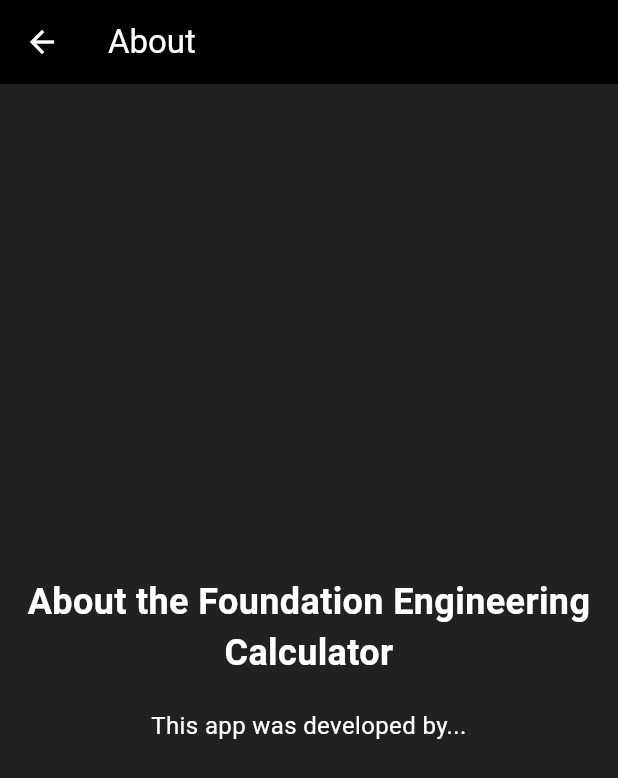
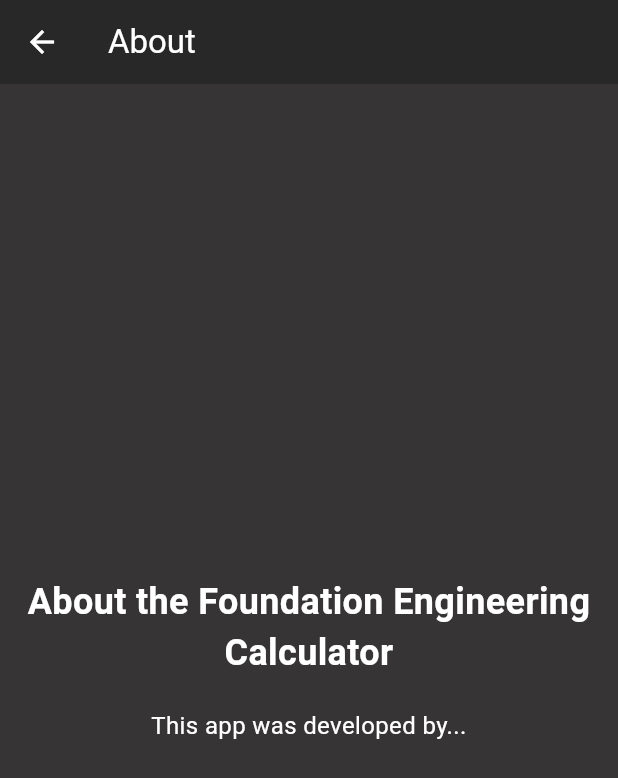
Before and after one commit to raymunddd/foundcalc, a Flutter app: the screen it shows after launch, after a tap on "Analysis", after a tap on the "menu" icon, after a tap on "About", on a phone screen of 412 x 824 dp. Shown: the top 778 px of the screen. Run offline on Flutter 3.47's test engine with Material 3 defaults, Android fonts, the phone set to English and light mode, and no system bars.

Commit message:
Changed some bg colorsss

```diff
--- a/foundcalc/lib/pages/about_page.dart
+++ b/foundcalc/lib/pages/about_page.dart
@@ -4,12 +4,12 @@ class AboutPage extends StatelessWidget {
   @override
   Widget build(BuildContext context) {
     return Scaffold(
-      backgroundColor: Color(0xFF212121),
+      backgroundColor: Color(0xFF363434),
       appBar: AppBar(
         title: Text("About",
           style: TextStyle(color: Colors.white),
         ),
-        backgroundColor: Colors.black,
+        backgroundColor: Color(0xFF292828),
       ),
       body: Center(
         child: Padding(
--- a/foundcalc/lib/pages/analysis_page.dart
+++ b/foundcalc/lib/pages/analysis_page.dart
@@ -81,13 +81,13 @@ class _AnalysisPageState extends State<AnalysisPage> {
   @override
   Widget build(BuildContext context) {
     return Scaffold(
-      backgroundColor: Color(0xFF212121),
+      backgroundColor: Color(0xFF363434),
       appBar: AppBar(
         title: Text(
           widget.title,
           style: TextStyle(color: Colors.white),
         ),
-        backgroundColor: Colors.black,
+        backgroundColor: Color(0xFF363434),
       ),
       body: Padding(
         padding: const EdgeInsets.all(16.0),
--- a/foundcalc/lib/pages/design_page.dart
+++ b/foundcalc/lib/pages/design_page.dart
@@ -27,13 +27,13 @@ with AutomaticKeepAliveClientMixin<DesignPage> {
   Widget build(BuildContext context) {
     super.build(context); // Call super.build
     return Scaffold(
-      backgroundColor: Color(0xFF212121),
+      backgroundColor: Color(0xFF363434),
       appBar: AppBar(
         title: Text(
           widget.title,
           style: TextStyle(color: Colors.white)
         ),
-        backgroundColor: Colors.black,
+        backgroundColor: Color(0xFF363434),
       ),
       body: Center(
         child: Text(
--- a/foundcalc/lib/tab_home.dart
+++ b/foundcalc/lib/tab_home.dart
@@ -172,7 +172,7 @@ class _TabbedHomePageState extends State<TabbedHomePage>
         title: Text('Foundation Calculator Tabs',
           style: TextStyle(color: Colors.white),
         ),
-        backgroundColor: Colors.black,
+        backgroundColor: Color(0xFF292828),
         bottom: TabBar(
           controller: _tabController,
           isScrollable: true, // Allow scrolling for many tabs
@@ -214,16 +214,17 @@ class _TabbedHomePageState extends State<TabbedHomePage>
         ),
         ),
 
-//DRAWER
-      backgroundColor: Color.fromARGB(255, 33, 33, 33),
+  //bg color of scaffold
+      backgroundColor: Color(0xFF363434),
+  //DRAWER
       endDrawer: Drawer(
         child: Container(
-          color: Color(0xFF414141), // Set background color behind ListTiles
+          color: Color(0xFF424140), // Set background color behind ListTiles
           child: ListView(
             padding: EdgeInsets.zero,
             children: [
               DrawerHeader(
-                decoration: BoxDecoration(color: Color(0xFF212121)), // Header color
+                decoration: BoxDecoration(color: Color(0xFF363434)), // Header color
                 child: Text(
                   'Menu',
                   style: TextStyle(color: Colors.white, fontSize: 24),
@@ -231,7 +232,7 @@ class _TabbedHomePageState extends State<TabbedHomePage>
               ),
               if (analysisItems.isNotEmpty) ...[
                 ListTile(
-                  tileColor: Color(0xFF414141),
+                  tileColor: Color(0xFF424140),
                   title: Text(
                     'Analysis Tabs',
                     style: TextStyle(fontWeight: FontWeight.bold, color: Colors.white),
```
